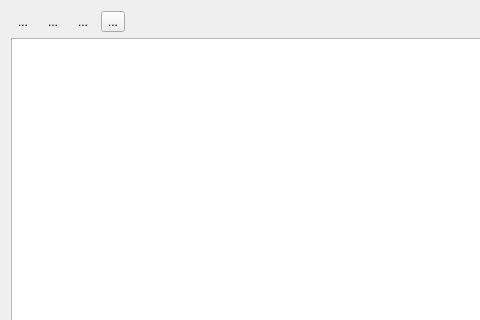
This is Viewer/src/ServerListDialog.ui in ecmwf/ecflow as Qt 5 draws it before an edit; both pictures show x 0 to 480 and y 0 to 320 of the 707 by 661 pixel window. The edited form follows.
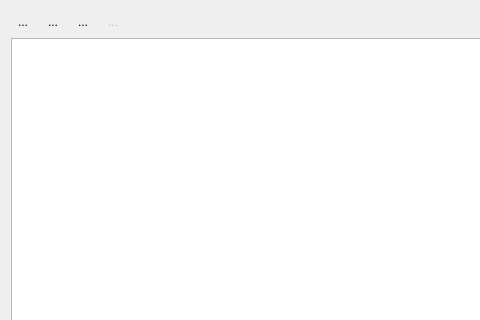
This is the edited form. Icons and pictures are not drawn.

Commit message: Revise server update when sync_full()  is set ECFLOW-391

```diff
--- a/Viewer/src/ServerListDialog.ui
+++ b/Viewer/src/ServerListDialog.ui
@@ -48,9 +48,15 @@
      </item>
      <item>
       <widget class="QToolButton" name="rescanTb">
+       <property name="enabled">
+        <bool>false</bool>
+       </property>
        <property name="text">
         <string>...</string>
        </property>
+       <property name="autoRaise">
+        <bool>true</bool>
+       </property>
       </widget>
      </item>
      <item>
```
Left out of the diff: 2 changed lines with no effect on the pictures. The commit also changes 24 other files.
